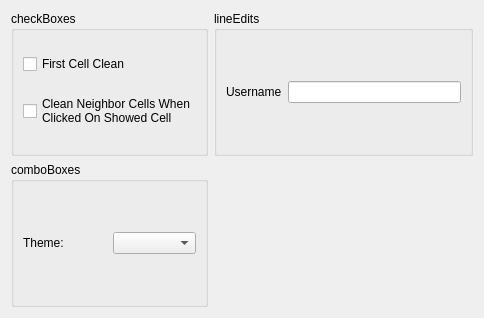
Old version of the form src/libreminespreferencesdialog.ui in the repository Bollos00/LibreMines.
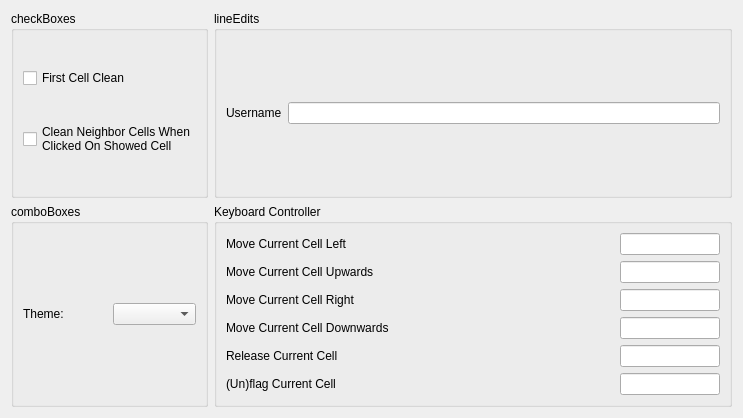
New version of the form. Custom widgets are drawn as their Qt base class.

Commit message: Now the keyboard controller can be customized!

Patch:
```diff
--- a/src/libreminespreferencesdialog.ui
+++ b/src/libreminespreferencesdialog.ui
@@ -6,8 +6,8 @@
    <rect>
     <x>0</x>
     <y>0</y>
-    <width>484</width>
-    <height>318</height>
+    <width>743</width>
+    <height>418</height>
    </rect>
   </property>
   <property name="windowTitle">
@@ -84,8 +84,186 @@
      </layout>
     </widget>
    </item>
+   <item row="1" column="1">
+    <widget class="QGroupBox" name="groupBox">
+     <property name="title">
+      <string>Keyboard Controller</string>
+     </property>
+     <layout class="QVBoxLayout" name="verticalLayout_4">
+      <item>
+       <layout class="QHBoxLayout" name="horizontalLayout_3">
+        <item>
+         <widget class="QLabel" name="label">
+          <property name="text">
+           <string>Move Current Cell Left</string>
+          </property>
+         </widget>
+        </item>
+        <item>
+         <widget class="QKeyInput" name="keyInputMoveLeft">
+          <property name="maximumSize">
+           <size>
+            <width>100</width>
+            <height>16777215</height>
+           </size>
+          </property>
+          <property name="text">
+           <string/>
+          </property>
+          <property name="alignment">
+           <set>Qt::AlignCenter</set>
+          </property>
+         </widget>
+        </item>
+       </layout>
+      </item>
+      <item>
+       <layout class="QHBoxLayout" name="horizontalLayout_7">
+        <item>
+         <widget class="QLabel" name="label_5">
+          <property name="text">
+           <string>Move Current Cell Upwards</string>
+          </property>
+         </widget>
+        </item>
+        <item>
+         <widget class="QKeyInput" name="keyInputMoveUp">
+          <property name="maximumSize">
+           <size>
+            <width>100</width>
+            <height>16777215</height>
+           </size>
+          </property>
+          <property name="text">
+           <string/>
+          </property>
+          <property name="alignment">
+           <set>Qt::AlignCenter</set>
+          </property>
+         </widget>
+        </item>
+       </layout>
+      </item>
+      <item>
+       <layout class="QHBoxLayout" name="horizontalLayout_4">
+        <item>
+         <widget class="QLabel" name="label_2">
+          <property name="text">
+           <string>Move Current Cell Right</string>
+          </property>
+         </widget>
+        </item>
+        <item>
+         <widget class="QKeyInput" name="keyInputMoveRight">
+          <property name="maximumSize">
+           <size>
+            <width>100</width>
+            <height>16777215</height>
+           </size>
+          </property>
+          <property name="text">
+           <string/>
+          </property>
+          <property name="alignment">
+           <set>Qt::AlignCenter</set>
+          </property>
+         </widget>
+        </item>
+       </layout>
+      </item>
+      <item>
+       <layout class="QHBoxLayout" name="horizontalLayout_6">
+        <item>
+         <widget class="QLabel" name="label_4">
+          <property name="text">
+           <string>Move Current Cell Downwards</string>
+          </property>
+         </widget>
+        </item>
+        <item>
+         <widget class="QKeyInput" name="keyInputMoveDown">
+          <property name="maximumSize">
+           <size>
+            <width>100</width>
+            <height>16777215</height>
+           </size>
+          </property>
+          <property name="text">
+           <string/>
+          </property>
+          <property name="alignment">
+           <set>Qt::AlignCenter</set>
+          </property>
+         </widget>
+        </item>
+       </layout>
+      </item>
+      <item>
+       <layout class="QHBoxLayout" name="horizontalLayout_5">
+        <item>
+         <widget class="QLabel" name="label_3">
+          <property name="text">
+           <string>Release Current Cell</string>
+          </property>
+         </widget>
+        </item>
+        <item>
+         <widget class="QKeyInput" name="keyInputReleaseCell">
+          <property name="maximumSize">
+           <size>
+            <width>100</width>
+            <height>16777215</height>
+           </size>
+          </property>
+          <property name="text">
+           <string/>
+          </property>
+          <property name="alignment">
+           <set>Qt::AlignCenter</set>
+          </property>
+         </widget>
+        </item>
+       </layout>
+      </item>
+      <item>
+       <layout class="QHBoxLayout" name="horizontalLayout_8">
+        <item>
+         <widget class="QLabel" name="label_6">
+          <property name="text">
+           <string>(Un)flag Current Cell</string>
+          </property>
+         </widget>
+        </item>
+        <item>
+         <widget class="QKeyInput" name="keyInputFlagCell">
+          <property name="maximumSize">
+           <size>
+            <width>100</width>
+            <height>16777215</height>
+           </size>
+          </property>
+          <property name="text">
+           <string/>
+          </property>
+          <property name="alignment">
+           <set>Qt::AlignCenter</set>
+          </property>
+         </widget>
+        </item>
+       </layout>
+      </item>
+     </layout>
+    </widget>
+   </item>
   </layout>
  </widget>
+ <customwidgets>
+  <customwidget>
+   <class>QKeyInput</class>
+   <extends>QLineEdit</extends>
+   <header>qkeyinput.h</header>
+  </customwidget>
+ </customwidgets>
  <resources/>
  <connections/>
 </ui>
```
The commit also changes 7 other files.
